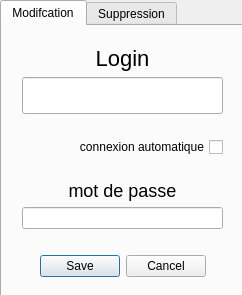
The window that src/views/forms/userformdialog.ui (LP-ACPI/VerrouYEAH) describes before a commit, drawn with Qt 5.
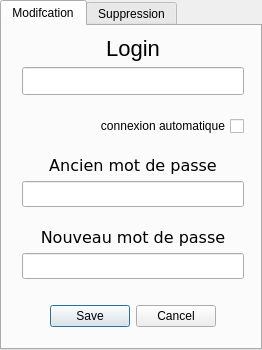
The same window after the commit.

```diff
--- a/src/views/forms/userformdialog.ui
+++ b/src/views/forms/userformdialog.ui
@@ -6,38 +6,47 @@
    <rect>
     <x>0</x>
     <y>0</y>
-    <width>242</width>
-    <height>295</height>
+    <width>262</width>
+    <height>350</height>
    </rect>
   </property>
+  <property name="minimumSize">
+   <size>
+    <width>262</width>
+    <height>350</height>
+   </size>
+  </property>
   <property name="maximumSize">
    <size>
-    <width>16777215</width>
-    <height>300</height>
+    <width>262</width>
+    <height>350</height>
    </size>
   </property>
   <property name="windowTitle">
    <string>Dialog</string>
   </property>
+  <property name="layoutDirection">
+   <enum>Qt::LeftToRight</enum>
+  </property>
   <widget class="QTabWidget" name="userFormTabs">
    <property name="geometry">
     <rect>
      <x>0</x>
      <y>0</y>
-     <width>250</width>
-     <height>300</height>
+     <width>262</width>
+     <height>350</height>
     </rect>
    </property>
    <property name="minimumSize">
     <size>
-     <width>250</width>
-     <height>300</height>
+     <width>262</width>
+     <height>350</height>
     </size>
    </property>
    <property name="maximumSize">
     <size>
-     <width>250</width>
-     <height>300</height>
+     <width>262</width>
+     <height>350</height>
     </size>
    </property>
    <property name="currentIndex">
@@ -51,12 +60,15 @@
      <property name="geometry">
       <rect>
        <x>20</x>
-       <y>20</y>
-       <width>201</width>
-       <height>231</height>
+       <y>10</y>
+       <width>222</width>
+       <height>291</height>
       </rect>
      </property>
      <layout class="QVBoxLayout" name="verticalLayout">
+      <property name="sizeConstraint">
+       <enum>QLayout::SetMaximumSize</enum>
+      </property>
       <item>
        <widget class="QLabel" name="label">
         <property name="styleSheet">
@@ -71,9 +83,16 @@
        </widget>
       </item>
       <item>
-       <widget class="QLineEdit" name="loginInput">
+       <widget class="QLineEdit" name="userLoginInput">
+        <property name="minimumSize">
+         <size>
+          <width>0</width>
+          <height>28</height>
+         </size>
+        </property>
         <property name="styleSheet">
-         <string notr="true">font-size:25px</string>
+         <string notr="true">font-size:22px;
+text-align:center;</string>
         </property>
        </widget>
       </item>
@@ -117,20 +136,97 @@
        </spacer>
       </item>
       <item>
-       <widget class="QLabel" name="label_2">
+       <widget class="QLabel" name="userPassLabel_2">
+        <property name="font">
+         <font>
+          <family>DejaVu Sans</family>
+          <pointsize>12</pointsize>
+          <italic>false</italic>
+         </font>
+        </property>
         <property name="styleSheet">
-         <string notr="true">font-size:18px</string>
+         <string notr="true"/>
         </property>
         <property name="text">
-         <string>mot de passe</string>
+         <string>Ancien mot de passe</string>
         </property>
         <property name="alignment">
-         <set>Qt::AlignCenter</set>
+         <set>Qt::AlignBottom|Qt::AlignHCenter</set>
         </property>
        </widget>
       </item>
       <item>
-       <widget class="QLineEdit" name="passInput"/>
+       <widget class="QLineEdit" name="userOldPassInput">
+        <property name="font">
+         <font>
+          <family>Monospace</family>
+          <pointsize>11</pointsize>
+         </font>
+        </property>
+        <property name="styleSheet">
+         <string notr="true">text-align:center;</string>
+        </property>
+        <property name="inputMethodHints">
+         <set>Qt::ImhHiddenText|Qt::ImhNoAutoUppercase|Qt::ImhNoPredictiveText|Qt::ImhSensitiveData</set>
+        </property>
+        <property name="echoMode">
+         <enum>QLineEdit::Password</enum>
+        </property>
+       </widget>
+      </item>
+      <item>
+       <spacer name="verticalSpacer_3">
+        <property name="orientation">
+         <enum>Qt::Vertical</enum>
+        </property>
+        <property name="sizeHint" stdset="0">
+         <size>
+          <width>20</width>
+          <height>40</height>
+         </size>
+        </property>
+       </spacer>
+      </item>
+      <item>
+       <widget class="QLabel" name="userPassLabel_4">
+        <property name="font">
+         <font>
+          <family>DejaVu Sans</family>
+          <pointsize>12</pointsize>
+         </font>
+        </property>
+        <property name="styleSheet">
+         <string notr="true"/>
+        </property>
+        <property name="text">
+         <string>Nouveau mot de passe</string>
+        </property>
+        <property name="alignment">
+         <set>Qt::AlignBottom|Qt::AlignHCenter</set>
+        </property>
+       </widget>
+      </item>
+      <item>
+       <widget class="QLineEdit" name="userNewPassInput">
+        <property name="font">
+         <font>
+          <family>Monospace</family>
+          <pointsize>11</pointsize>
+         </font>
+        </property>
+        <property name="styleSheet">
+         <string notr="true">text-align:center;</string>
+        </property>
+        <property name="inputMethodHints">
+         <set>Qt::ImhHiddenText|Qt::ImhNoAutoUppercase|Qt::ImhNoPredictiveText|Qt::ImhSensitiveData</set>
+        </property>
+        <property name="text">
+         <string/>
+        </property>
+        <property name="echoMode">
+         <enum>QLineEdit::Password</enum>
+        </property>
+       </widget>
       </item>
       <item>
        <spacer name="horizontalSpacer">
```
Left out of the diff: 88 changed lines with no effect on the pictures.
